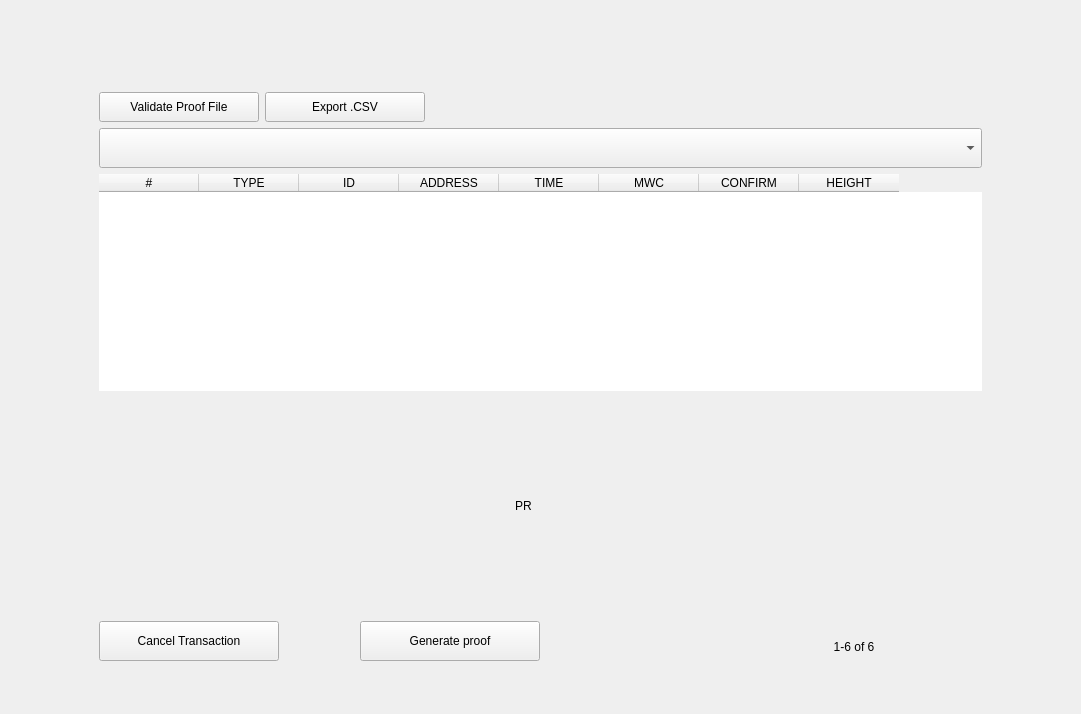
Before: the Qt Designer form windows_desktop/e_transactions.ui in 0xkobe/mwc-wallet, drawn with Qt 5.
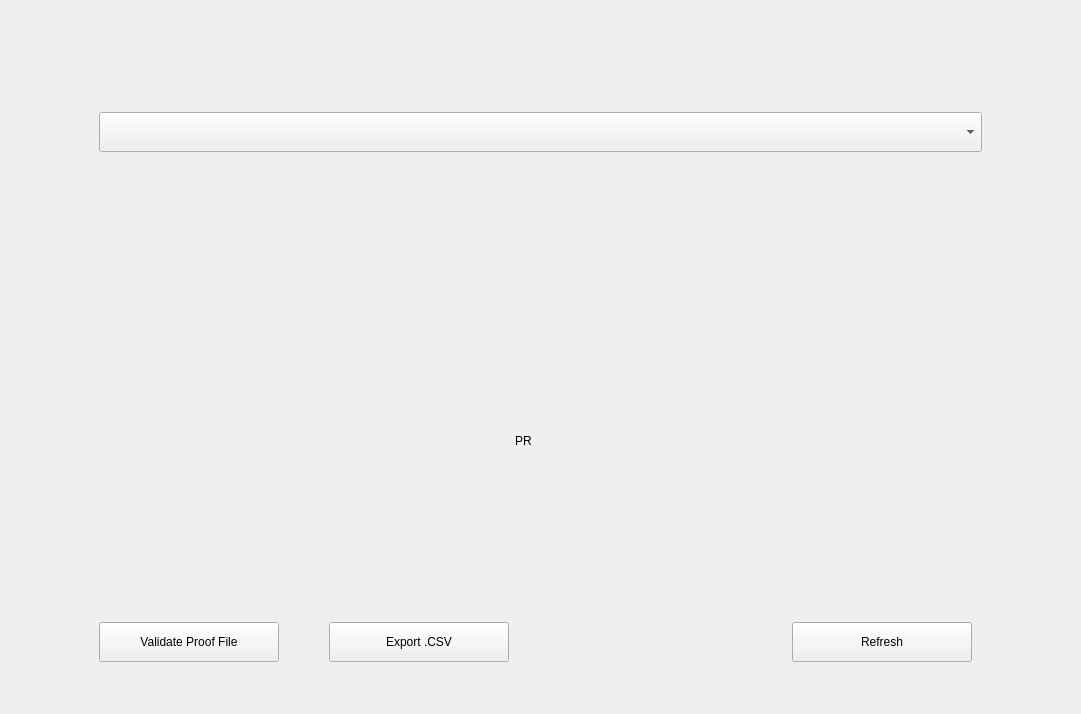
After: the same form once the commit is applied. Icons and pictures are not drawn. Custom widgets are drawn as their Qt base class.

Patch:
```diff
--- a/windows_desktop/e_transactions.ui
+++ b/windows_desktop/e_transactions.ui
@@ -46,74 +46,6 @@
       <layout class="QVBoxLayout" name="verticalLayout_3">
        <item>
         <layout class="QHBoxLayout" name="horizontalLayout_5">
-         <item>
-          <widget class="control::MwcPushButtonSmall" name="validateProofButton">
-           <property name="sizePolicy">
-            <sizepolicy hsizetype="Minimum" vsizetype="Minimum">
-             <horstretch>0</horstretch>
-             <verstretch>0</verstretch>
-            </sizepolicy>
-           </property>
-           <property name="minimumSize">
-            <size>
-             <width>160</width>
-             <height>30</height>
-            </size>
-           </property>
-           <property name="maximumSize">
-            <size>
-             <width>160</width>
-             <height>30</height>
-            </size>
-           </property>
-           <property name="cursor">
-            <cursorShape>PointingHandCursor</cursorShape>
-           </property>
-           <property name="focusPolicy">
-            <enum>Qt::StrongFocus</enum>
-           </property>
-           <property name="toolTip">
-            <string>Allows you to validate a proof file that is generated from any wallet. Proves a transaction occurred.</string>
-           </property>
-           <property name="text">
-            <string>Validate Proof File</string>
-           </property>
-           <property name="autoDefault">
-            <bool>true</bool>
-           </property>
-          </widget>
-         </item>
-         <item>
-          <widget class="control::MwcPushButtonSmall" name="exportButton">
-           <property name="minimumSize">
-            <size>
-             <width>160</width>
-             <height>30</height>
-            </size>
-           </property>
-           <property name="maximumSize">
-            <size>
-             <width>160</width>
-             <height>30</height>
-            </size>
-           </property>
-           <property name="cursor">
-            <cursorShape>PointingHandCursor</cursorShape>
-           </property>
-           <property name="focusPolicy">
-            <enum>Qt::StrongFocus</enum>
-           </property>
-           <property name="toolTip">
-            <string>Allows you to export all of the transactions to a .CSV file.</string>
-           </property>
-           <property name="text">
-            <string>Export .CSV</string>
-           </property>
-           <property name="autoDefault">
-            <bool>true</bool>
-           </property>
-          </widget>
-         </item>
          <item>
           <spacer name="horizontalSpacer_9">
            <property name="orientation">
@@ -150,59 +82,13 @@
         </layout>
        </item>
        <item>
-        <widget class="ListWithColumns" name="transactionTable">
-         <property name="sizePolicy">
-          <sizepolicy hsizetype="Expanding" vsizetype="Expanding">
-           <horstretch>0</horstretch>
-           <verstretch>0</verstretch>
-          </sizepolicy>
+        <widget class="control::RichVBox" name="transactionTable" native="true">
+         <property name="minimumSize">
+          <size>
+           <width>0</width>
+           <height>100</height>
+          </size>
          </property>
-         <property name="frameShape">
-          <enum>QFrame::NoFrame</enum>
-         </property>
-         <property name="showGrid">
-          <bool>false</bool>
-         </property>
-         <column>
-          <property name="text">
-           <string>#</string>
-          </property>
-         </column>
-         <column>
-          <property name="text">
-           <string>TYPE</string>
-          </property>
-         </column>
-         <column>
-          <property name="text">
-           <string>ID</string>
-          </property>
-         </column>
-         <column>
-          <property name="text">
-           <string>ADDRESS</string>
-          </property>
-         </column>
-         <column>
-          <property name="text">
-           <string>TIME</string>
-          </property>
-         </column>
-         <column>
-          <property name="text">
-           <string>MWC</string>
-          </property>
-         </column>
-         <column>
-          <property name="text">
-           <string>CONFIRM</string>
-          </property>
-         </column>
-         <column>
-          <property name="text">
-           <string>HEIGHT</string>
-          </property>
-         </column>
         </widget>
        </item>
        <item>
@@ -324,7 +210,7 @@
         </widget>
        </item>
        <item>
-        <layout class="QHBoxLayout" name="horizontalLayout" stretch="0,1,0,2,0,0,0">
+        <layout class="QHBoxLayout" name="horizontalLayout" stretch="0,1,0,2,0,0">
          <property name="spacing">
           <number>10</number>
          </property>
@@ -332,7 +218,13 @@
           <number>0</number>
          </property>
          <item>
-          <widget class="control::MwcPushButtonNormal" name="deleteButton">
+          <widget class="control::MwcPushButtonNormal" name="validateProofButton">
+           <property name="sizePolicy">
+            <sizepolicy hsizetype="Minimum" vsizetype="Minimum">
+             <horstretch>0</horstretch>
+             <verstretch>0</verstretch>
+            </sizepolicy>
+           </property>
            <property name="minimumSize">
             <size>
              <width>180</width>
@@ -352,10 +244,10 @@
             <enum>Qt::StrongFocus</enum>
            </property>
            <property name="toolTip">
-            <string>Cancel the specified transaction.</string>
+            <string>Allows you to validate a proof file that is generated from any wallet. Proves a transaction occurred.</string>
            </property>
            <property name="text">
-            <string>Cancel Transaction</string>
+            <string>Validate Proof File</string>
            </property>
            <property name="autoDefault">
             <bool>true</bool>
@@ -367,6 +259,9 @@
            <property name="orientation">
             <enum>Qt::Horizontal</enum>
            </property>
+           <property name="sizeType">
+            <enum>QSizePolicy::Fixed</enum>
+           </property>
            <property name="sizeHint" stdset="0">
             <size>
              <width>40</width>
@@ -376,7 +271,7 @@
           </spacer>
          </item>
          <item>
-          <widget class="control::MwcPushButtonNormal" name="generateProofButton">
+          <widget class="control::MwcPushButtonNormal" name="exportButton">
            <property name="minimumSize">
             <size>
              <width>180</width>
@@ -396,10 +291,10 @@
             <enum>Qt::StrongFocus</enum>
            </property>
            <property name="toolTip">
-            <string>Generate a proof and save to a file. Can be sent to others to prove a transactions occurred.</string>
+            <string>Allows you to export all of the transactions to a .CSV file.</string>
            </property>
            <property name="text">
-            <string>Generate proof</string>
+            <string>Export .CSV</string>
            </property>
            <property name="autoDefault">
             <bool>true</bool>
@@ -420,16 +315,16 @@
           </spacer>
          </item>
          <item>
-          <widget class="control::MwcPushButtonRound" name="refreshButton">
+          <widget class="control::MwcPushButtonNormal" name="refreshButton">
            <property name="minimumSize">
             <size>
-             <width>40</width>
+             <width>180</width>
              <height>40</height>
             </size>
            </property>
            <property name="maximumSize">
             <size>
-             <width>40</width>
+             <width>180</width>
              <height>40</height>
             </size>
            </property>
@@ -437,188 +332,19 @@
             <cursorShape>PointingHandCursor</cursorShape>
            </property>
            <property name="focusPolicy">
-            <enum>Qt::NoFocus</enum>
+            <enum>Qt::StrongFocus</enum>
            </property>
            <property name="toolTip">
             <string>Refresh transaction list</string>
            </property>
-           <property name="styleSheet">
-            <string notr="true">border:none</string>
-           </property>
            <property name="text">
-            <string/>
-           </property>
-           <property name="icon">
-            <iconset resource="../resources_desktop.qrc">
-             <normaloff>:/img/Refresh@2x.svg</normaloff>:/img/Refresh@2x.svg</iconset>
-           </property>
-           <property name="iconSize">
-            <size>
-             <width>40</width>
-             <height>40</height>
-            </size>
+            <string>Refresh</string>
            </property>
            <property name="autoDefault">
-            <bool>false</bool>
-           </property>
-           <property name="flat">
             <bool>true</bool>
            </property>
           </widget>
          </item>
-         <item>
-          <widget class="QFrame" name="pageFrame">
-           <property name="sizePolicy">
-            <sizepolicy hsizetype="Fixed" vsizetype="Fixed">
-             <horstretch>0</horstretch>
-             <verstretch>0</verstretch>
-            </sizepolicy>
-           </property>
-           <property name="minimumSize">
-            <size>
-             <width>230</width>
-             <height>42</height>
-            </size>
-           </property>
-           <property name="maximumSize">
-            <size>
-             <width>230</width>
-             <height>42</height>
-            </size>
-           </property>
-           <property name="layoutDirection">
-            <enum>Qt::LeftToRight</enum>
-           </property>
-           <property name="frameShape">
-            <enum>QFrame::NoFrame</enum>
-           </property>
-           <property name="frameShadow">
-            <enum>QFrame::Raised</enum>
-           </property>
-           <widget class="control::MwcLabelNormal" name="pageLabel">
-            <property name="geometry">
-             <rect>
-              <x>50</x>
-              <y>10</y>
-              <width>124</width>
-              <height>34</height>
-             </rect>
-            </property>
-            <property name="text">
-             <string>1-6 of 6</string>
-            </property>
-            <property name="alignment">
-             <set>Qt::AlignCenter</set>
-            </property>
-           </widget>
-           <widget class="control::MwcPushButtonRound" name="nextBtn">
-            <property name="geometry">
-             <rect>
-              <x>0</x>
-              <y>0</y>
-              <width>40</width>
-              <height>40</height>
-             </rect>
-            </property>
-            <property name="minimumSize">
-             <size>
-              <width>40</width>
-              <height>40</height>
-             </size>
-            </property>
-            <property name="maximumSize">
-             <size>
-              <width>40</width>
-              <height>40</height>
-             </size>
-            </property>
-            <property name="cursor">
-             <cursorShape>PointingHandCursor</cursorShape>
-            </property>
-            <property name="focusPolicy">
-             <enum>Qt::NoFocus</enum>
-            </property>
-            <property name="toolTip">
-             <string>Page to next set of more recent transactions.</string>
-            </property>
-            <property name="styleSheet">
-             <string notr="true">border:none</string>
-            </property>
-            <property name="text">
-             <string/>
-            </property>
-            <property name="icon">
-             <iconset resource="../resources_desktop.qrc">
-              <normaloff>:/img/Left@2x.svg</normaloff>:/img/Left@2x.svg</iconset>
-            </property>
-            <property name="iconSize">
-             <size>
-              <width>40</width>
-              <height>40</height>
-             </size>
-            </property>
-            <property name="autoDefault">
-             <bool>false</bool>
-            </property>
-            <property name="flat">
-             <bool>true</bool>
-            </property>
-           </widget>
-           <widget class="control::MwcPushButtonRound" name="prevBtn">
-            <property name="geometry">
-             <rect>
-              <x>186</x>
-              <y>0</y>
-              <width>40</width>
-              <height>40</height>
-             </rect>
-            </property>
-            <property name="minimumSize">
-             <size>
-              <width>40</width>
-              <height>40</height>
-             </size>
-            </property>
-            <property name="maximumSize">
-             <size>
-              <width>40</width>
-              <height>40</height>
-             </size>
-            </property>
-            <property name="cursor">
-             <cursorShape>PointingHandCursor</cursorShape>
-            </property>
-            <property name="focusPolicy">
-             <enum>Qt::NoFocus</enum>
-            </property>
-            <property name="toolTip">
-             <string>Page to next set of older transactions.</string>
-            </property>
-            <property name="styleSheet">
-             <string notr="true">border:none</string>
-            </property>
-            <property name="text">
-             <string/>
-            </property>
-            <property name="icon">
-             <iconset resource="../resources_desktop.qrc">
-              <normaloff>:/img/Right@2x.svg</normaloff>:/img/Right@2x.svg</iconset>
-            </property>
-            <property name="iconSize">
-             <size>
-              <width>40</width>
-              <height>40</height>
-             </size>
-            </property>
-            <property name="autoDefault">
-             <bool>false</bool>
-            </property>
-            <property name="flat">
-             <bool>true</bool>
-            </property>
-           </widget>
-          </widget>
-         </item>
          <item>
           <widget class="QFrame" name="spacer">
            <property name="minimumSize">
@@ -686,30 +412,16 @@
    <extends>QLabel</extends>
    <header>control_desktop/MwcLabelProgress.h</header>
   </customwidget>
-  <customwidget>
-   <class>control::MwcLabelNormal</class>
-   <extends>QLabel</extends>
-   <header>control_desktop/MwcLabel.h</header>
-  </customwidget>
   <customwidget>
    <class>control::MwcComboBox</class>
    <extends>QComboBox</extends>
    <header>control_desktop/MwcComboBox.h</header>
   </customwidget>
   <customwidget>
-   <class>ListWithColumns</class>
-   <extends>QTableWidget</extends>
-   <header>control_desktop/listwithcolumns.h</header>
-  </customwidget>
-  <customwidget>
-   <class>control::MwcPushButtonRound</class>
-   <extends>QPushButton</extends>
-   <header>control_desktop/MwcPushButton.h</header>
-  </customwidget>
-  <customwidget>
-   <class>control::MwcPushButtonSmall</class>
-   <extends>QPushButton</extends>
-   <header>control_desktop/MwcPushButton.h</header>
+   <class>control::RichVBox</class>
+   <extends>QWidget</extends>
+   <header>control_desktop/richvbox.h</header>
+   <container>1</container>
   </customwidget>
  </customwidgets>
  <resources>
```
Left out of the diff: 4 changed lines with no effect on the pictures.
